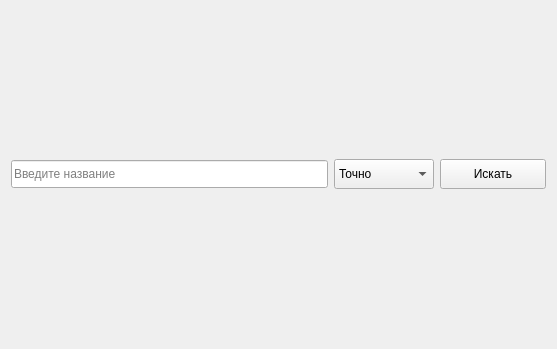
The window that Forms/simple_search.ui (BeJloCuTTeguCT/BDKursovoiProject4Sem) describes before a commit, drawn with Qt 5.
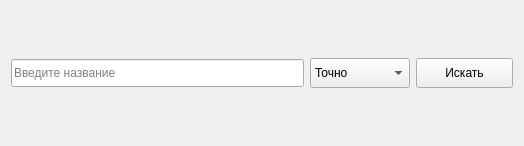
The same window after the commit.

Patch:
```diff
--- a/Forms/simple_search.ui
+++ b/Forms/simple_search.ui
@@ -6,8 +6,8 @@
    <rect>
     <x>0</x>
     <y>0</y>
-    <width>557</width>
-    <height>349</height>
+    <width>524</width>
+    <height>146</height>
    </rect>
   </property>
   <property name="windowTitle">
@@ -57,7 +57,7 @@
       <string notr="true"/>
      </property>
      <property name="currentText">
-      <string>Совпадение</string>
+      <string>Точно</string>
      </property>
      <item>
       <property name="text">
```
